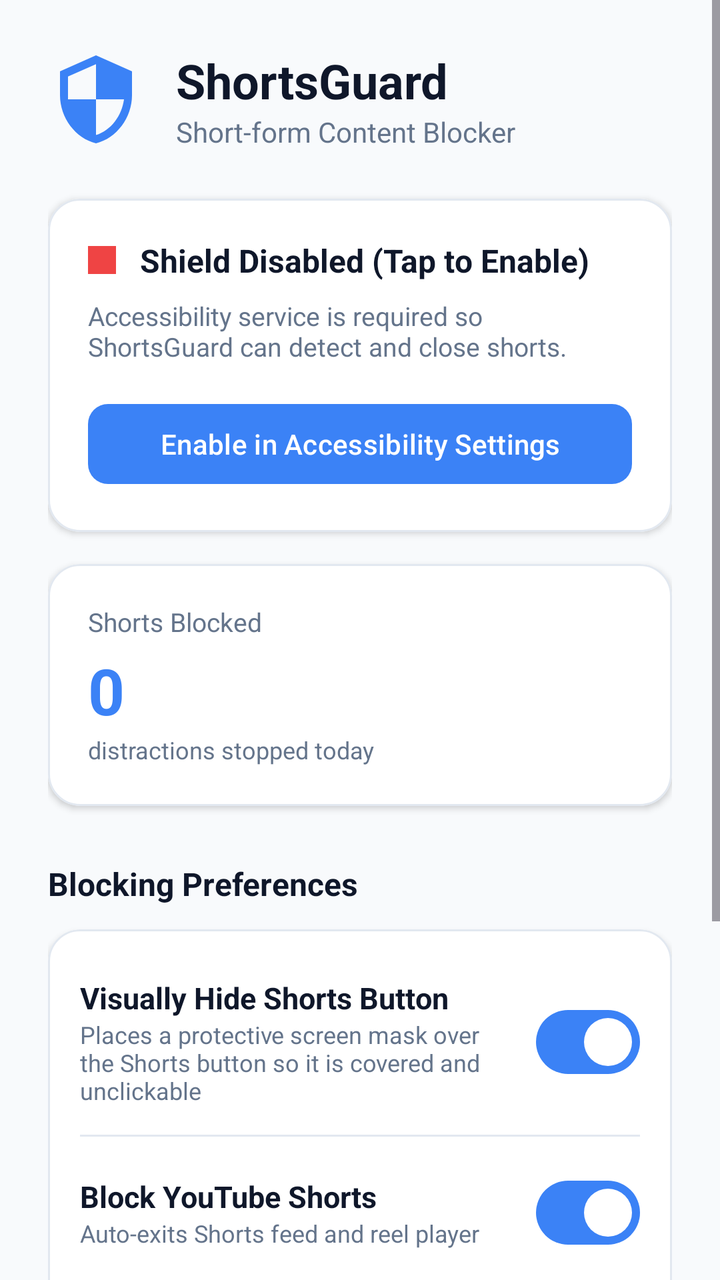
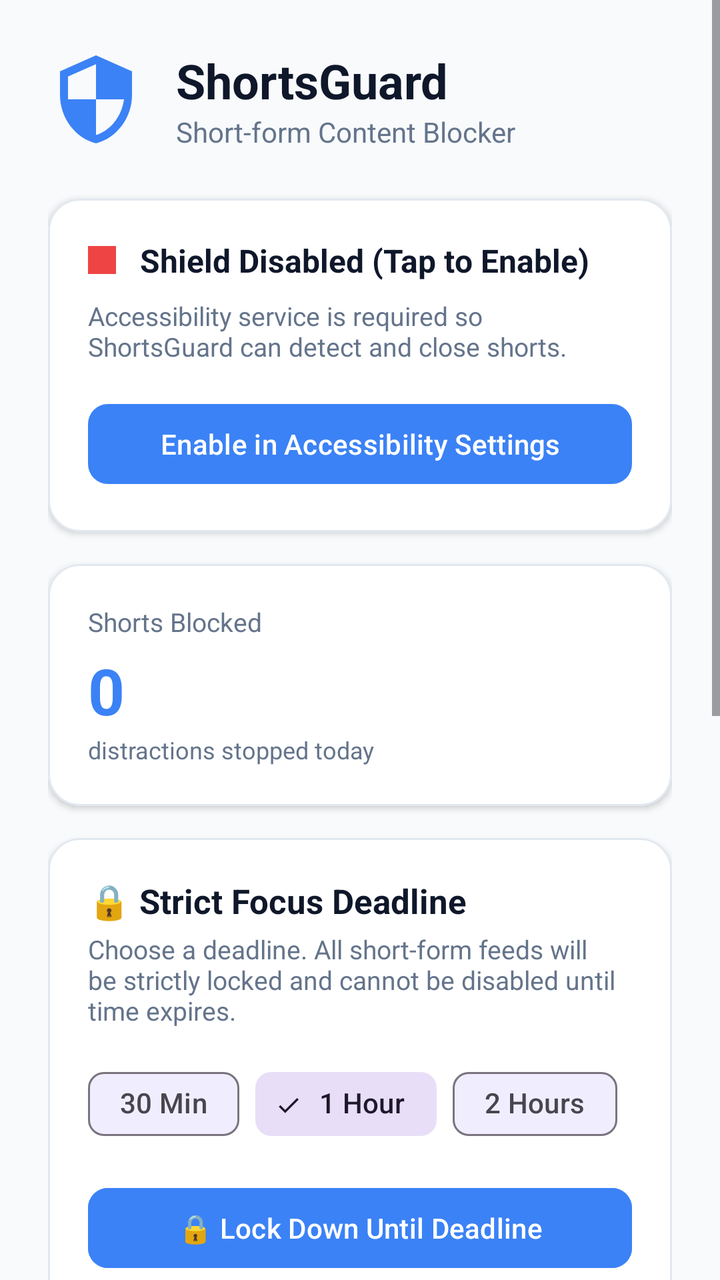

Compare the two renders of this Android layout. The source of the first and the diff that turns it into the second are given below.
<!-- AndroidManifest.xml: application theme Theme.ShortsGuard -->
<!-- res/layout/activity_main.xml -->
<?xml version="1.0" encoding="utf-8"?>
<ScrollView xmlns:android="http://schemas.android.com/apk/res/android"
    xmlns:app="http://schemas.android.com/apk/res-auto"
    android:layout_width="match_parent"
    android:layout_height="match_parent"
    android:background="@color/background"
    android:fillViewport="true">

    <LinearLayout
        android:layout_width="match_parent"
        android:layout_height="wrap_content"
        android:orientation="vertical"
        android:padding="24dp">

        
        <LinearLayout
            android:layout_width="match_parent"
            android:layout_height="wrap_content"
            android:gravity="center_vertical"
            android:orientation="horizontal">

            <ImageView
                android:layout_width="48dp"
                android:layout_height="48dp"
                android:src="@drawable/ic_shield"
                android:contentDescription="@string/app_name" />

            <LinearLayout
                android:layout_width="match_parent"
                android:layout_height="wrap_content"
                android:layout_marginStart="16dp"
                android:orientation="vertical">

                <TextView
                    android:layout_width="wrap_content"
                    android:layout_height="wrap_content"
                    android:text="@string/app_name"
                    android:textColor="@color/text_primary"
                    android:textSize="24sp"
                    android:textStyle="bold" />

                <TextView
                    android:layout_width="wrap_content"
                    android:layout_height="wrap_content"
                    android:text="Short-form Content Blocker"
                    android:textColor="@color/text_secondary"
                    android:textSize="14sp" />
            </LinearLayout>
        </LinearLayout>

        
        <com.google.android.material.card.MaterialCardView
            android:id="@+id/cardStatus"
            android:layout_width="match_parent"
            android:layout_height="wrap_content"
            android:layout_marginTop="24dp"
            app:cardCornerRadius="16dp"
            app:cardElevation="2dp"
            app:cardBackgroundColor="@color/surface"
            app:strokeColor="@color/card_border"
            app:strokeWidth="1dp">

            <LinearLayout
                android:layout_width="match_parent"
                android:layout_height="wrap_content"
                android:orientation="vertical"
                android:padding="20dp">

                <LinearLayout
                    android:layout_width="match_parent"
                    android:layout_height="wrap_content"
                    android:gravity="center_vertical"
                    android:orientation="horizontal">

                    <View
                        android:id="@+id/statusIndicator"
                        android:layout_width="14dp"
                        android:layout_height="14dp"
                        android:background="@color/accent_red" />

                    <TextView
                        android:id="@+id/tvStatusText"
                        android:layout_width="wrap_content"
                        android:layout_height="wrap_content"
                        android:layout_marginStart="12dp"
                        android:text="@string/service_status_inactive"
                        android:textColor="@color/text_primary"
                        android:textSize="16sp"
                        android:textStyle="bold" />
                </LinearLayout>

                <TextView
                    android:id="@+id/tvStatusDescription"
                    android:layout_width="wrap_content"
                    android:layout_height="wrap_content"
                    android:layout_marginTop="8dp"
                    android:text="Accessibility service is required so ShortsGuard can detect and close shorts."
                    android:textColor="@color/text_secondary"
                    android:textSize="13sp" />

                <com.google.android.material.button.MaterialButton
                    android:id="@+id/btnEnableService"
                    android:layout_width="match_parent"
                    android:layout_height="wrap_content"
                    android:layout_marginTop="16dp"
                    android:text="@string/enable_service_btn"
                    app:cornerRadius="10dp" />
            </LinearLayout>
        </com.google.android.material.card.MaterialCardView>

        
        <com.google.android.material.card.MaterialCardView
            android:layout_width="match_parent"
            android:layout_height="wrap_content"
            android:layout_marginTop="16dp"
            app:cardCornerRadius="16dp"
            app:cardElevation="2dp"
            app:cardBackgroundColor="@color/surface"
            app:strokeColor="@color/card_border"
            app:strokeWidth="1dp">

            <LinearLayout
                android:layout_width="match_parent"
                android:layout_height="wrap_content"
                android:orientation="vertical"
                android:padding="20dp">

                <TextView
                    android:layout_width="wrap_content"
                    android:layout_height="wrap_content"
                    android:text="@string/stats_title"
                    android:textColor="@color/text_secondary"
                    android:textSize="13sp" />

                <TextView
                    android:id="@+id/tvBlockedCount"
                    android:layout_width="wrap_content"
                    android:layout_height="wrap_content"
                    android:layout_marginTop="4dp"
                    android:text="0"
                    android:textColor="@color/accent"
                    android:textSize="32sp"
                    android:textStyle="bold" />

                <TextView
                    android:layout_width="wrap_content"
                    android:layout_height="wrap_content"
                    android:text="distractions stopped today"
                    android:textColor="@color/text_secondary"
                    android:textSize="12sp" />
            </LinearLayout>
        </com.google.android.material.card.MaterialCardView>

        
        <TextView
            android:layout_width="wrap_content"
            android:layout_height="wrap_content"
            android:layout_marginTop="28dp"
            android:text="@string/category_block_targets"
            android:textColor="@color/text_primary"
            android:textSize="16sp"
            android:textStyle="bold" />

        
        <com.google.android.material.card.MaterialCardView
            android:layout_width="match_parent"
            android:layout_height="wrap_content"
            android:layout_marginTop="12dp"
            app:cardCornerRadius="16dp"
            app:cardElevation="2dp"
            app:cardBackgroundColor="@color/surface"
            app:strokeColor="@color/card_border"
            app:strokeWidth="1dp">

            <LinearLayout
                android:layout_width="match_parent"
                android:layout_height="wrap_content"
                android:orientation="vertical"
                android:padding="16dp">

                
                <LinearLayout
                    android:layout_width="match_parent"
                    android:layout_height="wrap_content"
                    android:gravity="center_vertical"
                    android:orientation="horizontal"
                    android:paddingVertical="8dp">

                    <LinearLayout
                        android:layout_width="0dp"
                        android:layout_height="wrap_content"
                        android:layout_weight="1"
                        android:orientation="vertical">

                        <TextView
                            android:layout_width="wrap_content"
                            android:layout_height="wrap_content"
                            android:text="@string/hide_shorts_button_title"
                            android:textColor="@color/text_primary"
                            android:textSize="15sp"
                            android:textStyle="bold" />

                        <TextView
                            android:layout_width="wrap_content"
                            android:layout_height="wrap_content"
                            android:text="@string/hide_shorts_button_desc"
                            android:textColor="@color/text_secondary"
                            android:textSize="12sp" />
                    </LinearLayout>

                    <com.google.android.material.materialswitch.MaterialSwitch
                        android:id="@+id/switchHideShortsButton"
                        android:layout_width="wrap_content"
                        android:layout_height="wrap_content"
                        android:checked="true" />
                </LinearLayout>

                <View
                    android:layout_width="match_parent"
                    android:layout_height="1dp"
                    android:background="@color/card_border"
                    android:layout_marginVertical="6dp" />

                
                <LinearLayout
                    android:layout_width="match_parent"
                    android:layout_height="wrap_content"
                    android:gravity="center_vertical"
                    android:orientation="horizontal"
                    android:paddingVertical="8dp">

                    <LinearLayout
                        android:layout_width="0dp"
                        android:layout_height="wrap_content"
                        android:layout_weight="1"
                        android:orientation="vertical">

                        <TextView
                            android:layout_width="wrap_content"
                            android:layout_height="wrap_content"
                            android:text="@string/block_youtube_title"
                            android:textColor="@color/text_primary"
                            android:textSize="15sp"
                            android:textStyle="bold" />

                        <TextView
                            android:layout_width="wrap_content"
                            android:layout_height="wrap_content"
                            android:text="@string/block_youtube_desc"
                            android:textColor="@color/text_secondary"
                            android:textSize="12sp" />
                    </LinearLayout>

                    <com.google.android.material.materialswitch.MaterialSwitch
                        android:id="@+id/switchYoutube"
                        android:layout_width="wrap_content"
                        android:layout_height="wrap_content"
                        android:checked="true" />
                </LinearLayout>

                <View
                    android:layout_width="match_parent"
                    android:layout_height="1dp"
                    android:background="@color/card_border"
                    android:layout_marginVertical="6dp" />

                
                <LinearLayout
                    android:layout_width="match_parent"
                    android:layout_height="wrap_content"
                    android:gravity="center_vertical"
                    android:orientation="horizontal"
                    android:paddingVertical="8dp">

                    <LinearLayout
                        android:layout_width="0dp"
                        android:layout_height="wrap_content"
                        android:layout_weight="1"
                        android:orientation="vertical">

                        <TextView
                            android:layout_width="wrap_content"
                            android:layout_height="wrap_content"
                            android:text="@string/block_chrome_title"
                            android:textColor="@color/text_primary"
                            android:textSize="15sp"
                            android:textStyle="bold" />

                        <TextView
                            android:layout_width="wrap_content"
                            android:layout_height="wrap_content"
                            android:text="@string/block_chrome_desc"
                            android:textColor="@color/text_secondary"
                            android:textSize="12sp" />
                    </LinearLayout>

                    <com.google.android.material.materialswitch.MaterialSwitch
                        android:id="@+id/switchChrome"
                        android:layout_width="wrap_content"
                        android:layout_height="wrap_content"
                        android:checked="true" />
                </LinearLayout>

                <View
                    android:layout_width="match_parent"
                    android:layout_height="1dp"
                    android:background="@color/card_border"
                    android:layout_marginVertical="6dp" />

                
                <LinearLayout
                    android:layout_width="match_parent"
                    android:layout_height="wrap_content"
                    android:gravity="center_vertical"
                    android:orientation="horizontal"
                    android:paddingVertical="8dp">

                    <LinearLayout
                        android:layout_width="0dp"
                        android:layout_height="wrap_content"
                        android:layout_weight="1"
                        android:orientation="vertical">

                        <TextView
                            android:layout_width="wrap_content"
                            android:layout_height="wrap_content"
                            android:text="@string/block_whatsapp_title"
                            android:textColor="@color/text_primary"
                            android:textSize="15sp"
                            android:textStyle="bold" />

                        <TextView
                            android:layout_width="wrap_content"
                            android:layout_height="wrap_content"
                            android:text="@string/block_whatsapp_desc"
                            android:textColor="@color/text_secondary"
                            android:textSize="12sp" />
                    </LinearLayout>

                    <com.google.android.material.materialswitch.MaterialSwitch
                        android:id="@+id/switchWhatsapp"
                        android:layout_width="wrap_content"
                        android:layout_height="wrap_content"
                        android:checked="true" />
                </LinearLayout>
            </LinearLayout>
        </com.google.android.material.card.MaterialCardView>

        
        <TextView
            android:layout_width="match_parent"
            android:layout_height="wrap_content"
            android:layout_marginTop="24dp"
            android:gravity="center"
            android:text="🔒 100% On-Device &amp; Private • Zero Internet Access • Open Source"
            android:textColor="@color/text_secondary"
            android:textSize="12sp" />

    </LinearLayout>
</ScrollView>
<!-- resources referenced by this layout -->
<resources>
  <color name="accent">#3B82F6</color>
  <color name="accent_red">#EF4444</color>
  <color name="background">#F8FAFC</color>
  <color name="card_border">#E2E8F0</color>
  <color name="surface">#FFFFFF</color>
  <color name="text_primary">#0F172A</color>
  <color name="text_secondary">#64748B</color>
  <!-- drawable ic_shield (drawable) -->
  <vector xmlns:android="http://schemas.android.com/apk/res/android"
      android:width="48dp"
      android:height="48dp"
      android:viewportWidth="24"
      android:viewportHeight="24">
    <path
        android:fillColor="@color/accent"
        android:pathData="M12,1L3,5v6c0,5.55 3.84,10.74 9,12 5.16,-1.26 9,-6.45 9,-12V5l-9,-4zM12,11.99h7c-0.53,4.12 -3.28,7.79 -7,8.94V12H5V6.3l7,-3.11v8.8z"/>
  </vector>
  <string name="app_name">ShortsGuard</string>
  <string name="block_chrome_desc">Blocks youtube.com/shorts and reels in Chrome</string>
  <string name="block_chrome_title">Block Chrome / Browser Shorts</string>
  <string name="block_whatsapp_desc">Auto-exits status and channels feeds</string>
  <string name="block_whatsapp_title">Block WhatsApp Updates / Status</string>
  <string name="block_youtube_desc">Auto-exits Shorts feed and reel player</string>
  <string name="block_youtube_title">Block YouTube Shorts</string>
  <string name="category_block_targets">Blocking Preferences</string>
  <string name="enable_service_btn">Enable in Accessibility Settings</string>
  <string name="hide_shorts_button_desc">Places a protective screen mask over the Shorts button so it is covered and unclickable</string>
  <string name="hide_shorts_button_title">Visually Hide Shorts Button</string>
  <string name="service_status_inactive">Shield Disabled (Tap to Enable)</string>
  <string name="stats_title">Shorts Blocked</string>
  <style name="Theme.ShortsGuard" parent="Theme.Material3.DayNight.NoActionBar">
          <item name="colorPrimary">@color/accent</item>
          <item name="android:windowBackground">@color/background</item>
          <item name="android:statusBarColor">@color/background</item>
          <item name="android:windowLightStatusBar">true</item>
      </style>
</resources>

<!-- the commit's change to res/layout/activity_main.xml (unified diff, before → after) -->
@@ -152,6 +152,177 @@
         </com.google.android.material.card.MaterialCardView>
 
         
+        <com.google.android.material.card.MaterialCardView
+            android:id="@+id/cardLockdown"
+            android:layout_width="match_parent"
+            android:layout_height="wrap_content"
+            android:layout_marginTop="16dp"
+            app:cardCornerRadius="16dp"
+            app:cardElevation="2dp"
+            app:cardBackgroundColor="@color/surface"
+            app:strokeColor="@color/card_border"
+            app:strokeWidth="1dp">
+
+            <LinearLayout
+                android:layout_width="match_parent"
+                android:layout_height="wrap_content"
+                android:orientation="vertical"
+                android:padding="20dp">
+
+                
+                <LinearLayout
+                    android:id="@+id/layoutLockdownInactive"
+                    android:layout_width="match_parent"
+                    android:layout_height="wrap_content"
+                    android:orientation="vertical">
+
+                    <TextView
+                        android:layout_width="wrap_content"
+                        android:layout_height="wrap_content"
+                        android:text="🔒 Strict Focus Deadline"
+                        android:textColor="@color/text_primary"
+                        android:textSize="17sp"
+                        android:textStyle="bold" />
+
+                    <TextView
+                        android:layout_width="wrap_content"
+                        android:layout_height="wrap_content"
+                        android:layout_marginTop="4dp"
+                        android:text="Choose a deadline. All short-form feeds will be strictly locked and cannot be disabled until time expires."
+                        android:textColor="@color/text_secondary"
+                        android:textSize="13sp" />
+
+                    
+                    <HorizontalScrollView
+                        android:layout_width="match_parent"
+                        android:layout_height="wrap_content"
+                        android:layout_marginTop="14dp"
+                        android:scrollbars="none">
+
+                        <com.google.android.material.chip.ChipGroup
+                            android:id="@+id/chipGroupDeadlines"
+                            android:layout_width="wrap_content"
+                            android:layout_height="wrap_content"
+                            app:singleSelection="true">
+
+                            <com.google.android.material.chip.Chip
+                                android:id="@+id/chip30m"
+                                style="@style/Widget.Material3.Chip.Filter"
+                                android:layout_width="wrap_content"
+                                android:layout_height="wrap_content"
+                                android:text="30 Min" />
+
+                            <com.google.android.material.chip.Chip
+                                android:id="@+id/chip1h"
+                                style="@style/Widget.Material3.Chip.Filter"
+                                android:layout_width="wrap_content"
+                                android:layout_height="wrap_content"
+                                android:checked="true"
+                                android:text="1 Hour" />
+
+                            <com.google.android.material.chip.Chip
+                                android:id="@+id/chip2h"
+                                style="@style/Widget.Material3.Chip.Filter"
+                                android:layout_width="wrap_content"
+                                android:layout_height="wrap_content"
+                                android:text="2 Hours" />
+
+                            <com.google.android.material.chip.Chip
+                                android:id="@+id/chip4h"
+                                style="@style/Widget.Material3.Chip.Filter"
+                                android:layout_width="wrap_content"
+                                android:layout_height="wrap_content"
+                                android:text="4 Hours" />
+
+                            <com.google.android.material.chip.Chip
+                                android:id="@+id/chip8h"
+                                style="@style/Widget.Material3.Chip.Filter"
+                                android:layout_width="wrap_content"
+                                android:layout_height="wrap_content"
+                                android:text="8 Hours" />
+
+                            <com.google.android.material.chip.Chip
+                                android:id="@+id/chipCustom"
+                                style="@style/Widget.Material3.Chip.Filter"
+                                android:layout_width="wrap_content"
+                                android:layout_height="wrap_content"
+                                android:text="Custom Time" />
+                        </com.google.android.material.chip.ChipGroup>
+                    </HorizontalScrollView>
+
+                    <com.google.android.material.button.MaterialButton
+                        android:id="@+id/btnStartLockdown"
+                        android:layout_width="match_parent"
+                        android:layout_height="wrap_content"
+                        android:layout_marginTop="14dp"
+                        android:text="🔒 Lock Down Until Deadline"
+                        android:backgroundTint="@color/accent"
+                        app:cornerRadius="10dp" />
+                </LinearLayout>
+
+                
+                <LinearLayout
+                    android:id="@+id/layoutLockdownActive"
+                    android:layout_width="match_parent"
+                    android:layout_height="wrap_content"
+                    android:orientation="vertical"
+                    android:visibility="gone">
+
+                    <LinearLayout
+                        android:layout_width="match_parent"
+                        android:layout_height="wrap_content"
+                        android:gravity="center_vertical"
+                        android:orientation="horizontal">
+
+                        <TextView
+                            android:layout_width="0dp"
+                            android:layout_height="wrap_content"
+                            android:layout_weight="1"
+                            android:text="🔒 LOCKDOWN ACTIVE"
+                            android:textColor="@color/accent_red"
+                            android:textSize="15sp"
+                            android:textStyle="bold" />
+
+                        <TextView
+                            android:layout_width="wrap_content"
+                            android:layout_height="wrap_content"
+                            android:text="UNBREAKABLE"
+                            android:textColor="@color/accent_red"
+                            android:textSize="11sp"
+                            android:textStyle="bold" />
+                    </LinearLayout>
+
+                    <TextView
+                        android:id="@+id/tvLockdownCountdown"
+                        android:layout_width="wrap_content"
+                        android:layout_height="wrap_content"
+                        android:layout_marginTop="6dp"
+                        android:text="01h : 59m : 43s"
+                        android:textColor="@color/text_primary"
+                        android:textSize="28sp"
+                        android:textStyle="bold" />
+
+                    <TextView
+                        android:id="@+id/tvLockdownDeadlineInfo"
+                        android:layout_width="wrap_content"
+                        android:layout_height="wrap_content"
+                        android:layout_marginTop="4dp"
+                        android:text="Deadline: Today at 6:00 PM"
+                        android:textColor="@color/text_secondary"
+                        android:textSize="13sp" />
+
+                    <TextView
+                        android:layout_width="wrap_content"
+                        android:layout_height="wrap_content"
+                        android:layout_marginTop="10dp"
+                        android:text="⚠️ All blocking settings are locked ON. You cannot watch Shorts or Reels until the deadline passes."
+                        android:textColor="@color/accent_red"
+                        android:textSize="12sp" />
+                </LinearLayout>
+            </LinearLayout>
+        </com.google.android.material.card.MaterialCardView>
+
+        
         <TextView
             android:layout_width="wrap_content"
             android:layout_height="wrap_content"
